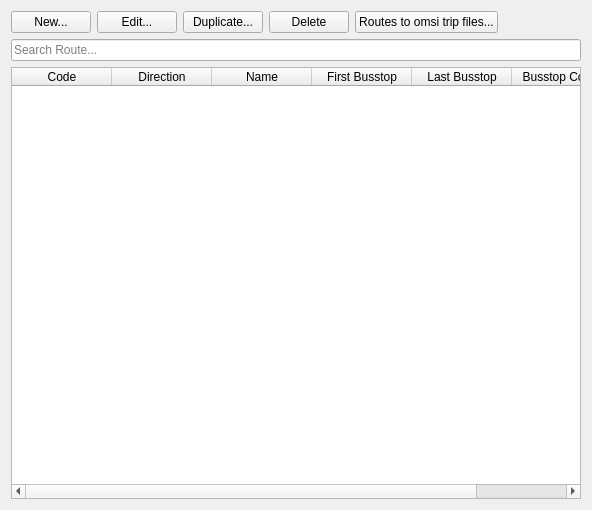
Above: Widgets/WdgRoutes.ui from ma7t3/ScheduleMaster before the change. Below: the same form after it.
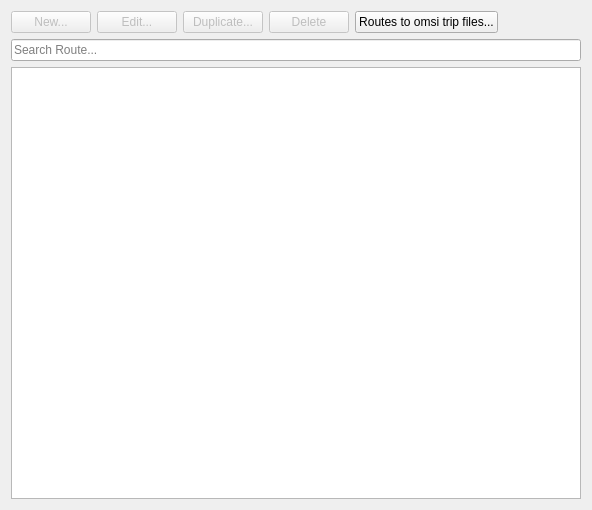
That is the form after the change.

Commit message: implemented RouteTableModel

The edit to the form file:
```diff
--- a/Widgets/WdgRoutes.ui
+++ b/Widgets/WdgRoutes.ui
@@ -18,6 +18,9 @@
     <layout class="QHBoxLayout" name="horizontalLayout_5">
      <item>
       <widget class="QPushButton" name="pbNew">
+       <property name="enabled">
+        <bool>false</bool>
+       </property>
        <property name="text">
         <string>New...</string>
        </property>
@@ -25,6 +28,9 @@
      </item>
      <item>
       <widget class="QPushButton" name="pbEdit">
+       <property name="enabled">
+        <bool>false</bool>
+       </property>
        <property name="text">
         <string>Edit...</string>
        </property>
@@ -32,6 +38,9 @@
      </item>
      <item>
       <widget class="QPushButton" name="pbDuplicate">
+       <property name="enabled">
+        <bool>false</bool>
+       </property>
        <property name="text">
         <string>Duplicate...</string>
        </property>
@@ -39,6 +48,9 @@
      </item>
      <item>
       <widget class="QPushButton" name="pbDelete">
+       <property name="enabled">
+        <bool>false</bool>
+       </property>
        <property name="text">
         <string>Delete</string>
        </property>
@@ -77,7 +89,7 @@
     </widget>
    </item>
    <item>
-    <widget class="QTableWidget" name="twRoutes">
+    <widget class="QTableView" name="twRoutes">
      <property name="editTriggers">
       <set>QAbstractItemView::NoEditTriggers</set>
      </property>
@@ -90,36 +102,9 @@
      <attribute name="verticalHeaderVisible">
       <bool>false</bool>
      </attribute>
-     <column>
-      <property name="text">
-       <string>Code</string>
-      </property>
-     </column>
-     <column>
-      <property name="text">
-       <string>Direction</string>
-      </property>
-     </column>
-     <column>
-      <property name="text">
-       <string>Name</string>
-      </property>
-     </column>
-     <column>
-      <property name="text">
-       <string>First Busstop</string>
-      </property>
-     </column>
-     <column>
-      <property name="text">
-       <string>Last Busstop</string>
-      </property>
-     </column>
-     <column>
-      <property name="text">
-       <string>Busstop Count</string>
-      </property>
-     </column>
+     <attribute name="verticalHeaderDefaultSectionSize">
+      <number>20</number>
+     </attribute>
     </widget>
    </item>
   </layout>
```
The commit also changes 15 other files.
